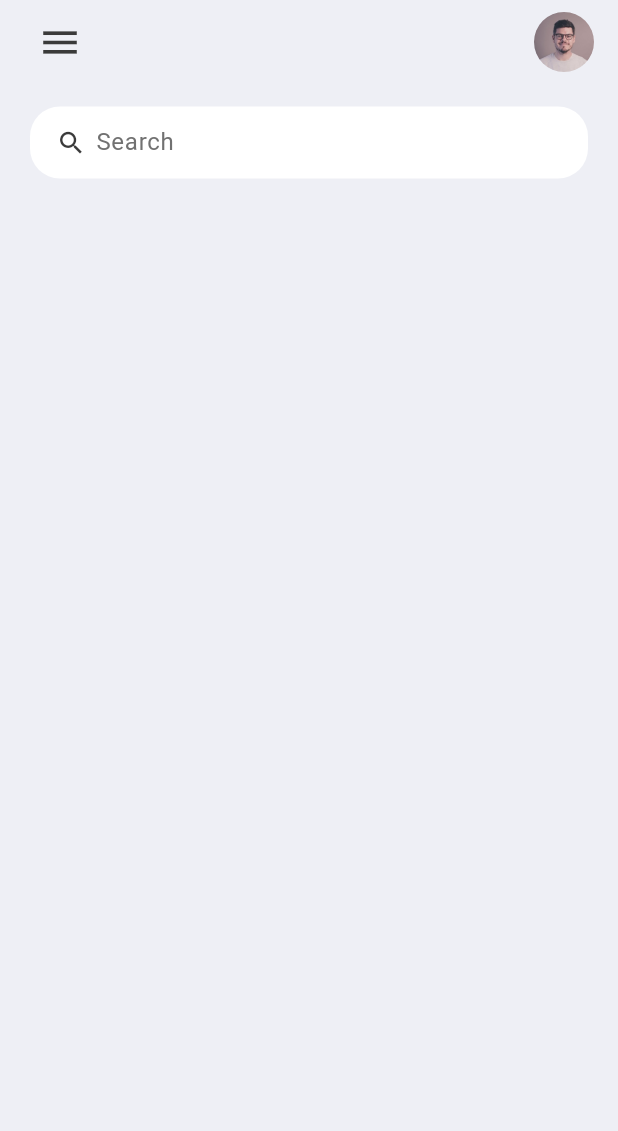
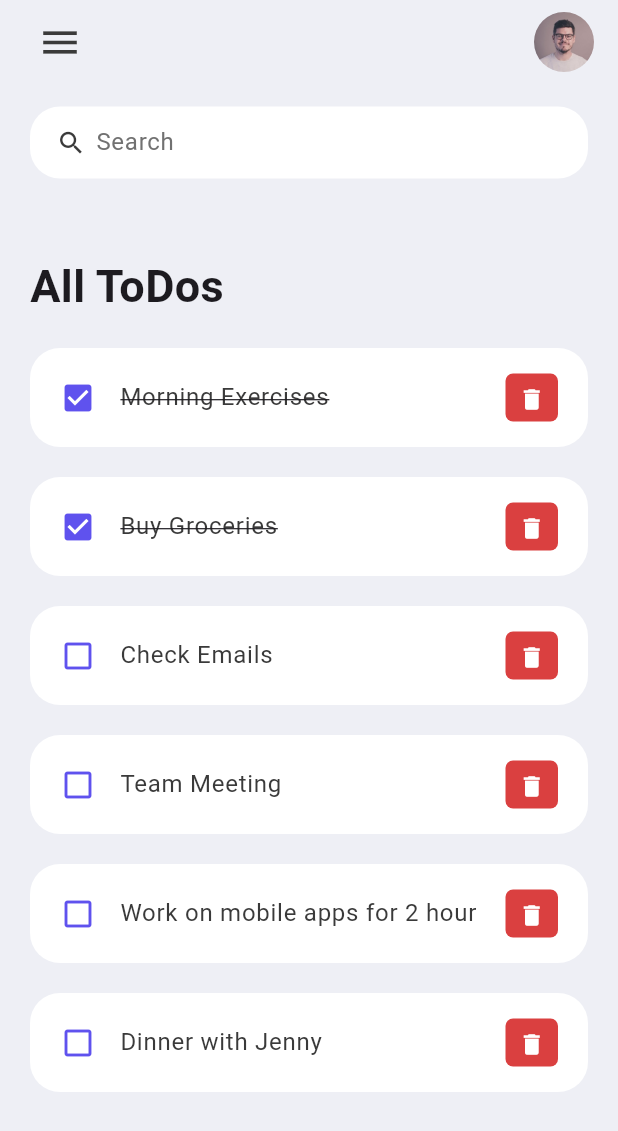
Before and after one commit to harshalrajnoor/to_do_app, a Flutter app: the screen it shows after launch, on a phone screen of 412 x 824 dp. Shown: the top 1131 px of the screen. Run offline on Flutter 3.47's test engine with Material 3 defaults, Android fonts, the phone set to English and light mode, and no system bars.

```diff
--- a/lib/main.dart
+++ b/lib/main.dart
@@ -19,6 +19,6 @@ class _MyAppState extends State<MyApp> {
     SystemChrome.setSystemUIOverlayStyle(
       const SystemUiOverlayStyle(statusBarColor: Colors.transparent),
     );
-    return const MaterialApp(debugShowCheckedModeBanner: false, home: Home());
+    return MaterialApp(debugShowCheckedModeBanner: false, home: Home());
   }
 }
--- /dev/null
+++ b/lib/model/todo.dart
@@ -0,0 +1,30 @@
+class ToDo {
+  String? id;
+  String? todoText;
+  bool isDone;
+
+  ToDo({required this.id, required this.todoText, this.isDone = false});
+
+  static List<ToDo> todoList() {
+    return [
+      ToDo(id: '01', todoText: 'Morning Exercises', isDone: true),
+      ToDo(id: '02', todoText: 'Buy Groceries', isDone: true),
+      ToDo(
+        id: '03',
+        todoText: 'Check Emails',
+      ),
+      ToDo(
+        id: '04',
+        todoText: 'Team Meeting',
+      ),
+      ToDo(
+        id: '05',
+        todoText: 'Work on mobile apps for 2 hour',
+      ),
+      ToDo(
+        id: '06',
+        todoText: 'Dinner with Jenny',
+      ),
+    ];
+  }
+}
--- a/lib/screens/home.dart
+++ b/lib/screens/home.dart
@@ -1,9 +1,14 @@
 import 'package:flutter/cupertino.dart';
 import 'package:flutter/material.dart';
+import 'package:flutter/widgets.dart';
 import 'package:to_do_app/constants/colors.dart';
+import 'package:to_do_app/model/todo.dart';
+import 'package:to_do_app/widgets/todo_item.dart';
 
 class Home extends StatelessWidget {
-  const Home({super.key});
+  Home({super.key});
+
+  final todoList = ToDo.todoList();
 
   @override
   Widget build(BuildContext context) {
@@ -13,7 +18,24 @@ class Home extends StatelessWidget {
       body: Container(
         padding: const EdgeInsets.symmetric(horizontal: 20, vertical: 15),
         child: Column(
-          children: [searchBox()],
+          children: [
+            searchBox(),
+            Expanded(
+              child: ListView(
+                children: [
+                  Container(
+                    margin: const EdgeInsets.only(top: 50, bottom: 20),
+                    child: const Text(
+                      'All ToDos',
+                      style:
+                          TextStyle(fontSize: 30, fontWeight: FontWeight.bold),
+                    ),
+                  ),
+                  for (ToDo todo in todoList) ToDoItem(todo: todo)
+                ],
+              ),
+            )
+          ],
         ),
       ),
     );
--- /dev/null
+++ b/lib/widgets/todo_item.dart
@@ -0,0 +1,55 @@
+import 'package:flutter/material.dart';
+import 'package:to_do_app/constants/colors.dart';
+import 'package:to_do_app/model/todo.dart';
+
+class ToDoItem extends StatelessWidget {
+  const ToDoItem({super.key, required this.todo});
+
+  final ToDo todo;
+
+  @override
+  Widget build(BuildContext context) {
+    return Container(
+      margin: const EdgeInsets.only(bottom: 20),
+      child: ListTile(
+        onTap: () {
+          print('Clicked on ToDo item');
+        },
+        shape: RoundedRectangleBorder(
+          borderRadius: BorderRadius.circular(20),
+        ),
+        contentPadding: EdgeInsets.symmetric(horizontal: 20, vertical: 5),
+        tileColor: Colors.white,
+        leading: Icon(
+          todo.isDone ? Icons.check_box : Icons.check_box_outline_blank,
+          color: tdBlue,
+        ),
+        title: Text(
+          todo.todoText!,
+          style: TextStyle(
+              fontSize: 16,
+              color: tdBlack,
+              decoration: todo.isDone ? TextDecoration.lineThrough : null),
+        ),
+        trailing: Container(
+          padding: const EdgeInsets.all(0),
+          margin: const EdgeInsets.symmetric(vertical: 12),
+          height: 35,
+          width: 35,
+          decoration: BoxDecoration(
+            color: tdRed,
+            borderRadius: BorderRadius.circular(5),
+          ),
+          child: IconButton(
+            icon: Icon(Icons.delete),
+            color: Colors.white,
+            iconSize: 18,
+            onPressed: () {
+              print('Clicked on delete button');
+            },
+          ),
+        ),
+      ),
+    );
+  }
+}
```
